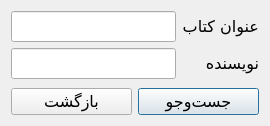
This is UserSearchDialog.ui in Dandelion07/Library as Qt 5 draws it before an edit. The edited form follows.
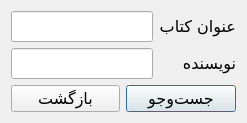
This is the edited form.

Diff of the .ui file:
```diff
--- a/UserSearchDialog.ui
+++ b/UserSearchDialog.ui
@@ -6,28 +6,10 @@
    <rect>
     <x>0</x>
     <y>0</y>
-    <width>270</width>
-    <height>126</height>
+    <width>308</width>
+    <height>148</height>
    </rect>
   </property>
-  <property name="sizePolicy">
-   <sizepolicy hsizetype="Fixed" vsizetype="Fixed">
-    <horstretch>0</horstretch>
-    <verstretch>0</verstretch>
-   </sizepolicy>
-  </property>
-  <property name="minimumSize">
-   <size>
-    <width>270</width>
-    <height>126</height>
-   </size>
-  </property>
-  <property name="maximumSize">
-   <size>
-    <width>270</width>
-    <height>126</height>
-   </size>
-  </property>
   <property name="font">
    <font>
     <family>B Nazanin</family>
@@ -44,8 +26,14 @@
    <locale language="Persian" country="Iran"/>
   </property>
   <layout class="QVBoxLayout" name="verticalLayout">
+   <property name="sizeConstraint">
+    <enum>QLayout::SetFixedSize</enum>
+   </property>
    <item>
     <layout class="QFormLayout" name="flay_inputs">
+     <property name="sizeConstraint">
+      <enum>QLayout::SetMinAndMaxSize</enum>
+     </property>
      <item row="0" column="0">
       <widget class="QLabel" name="lbl_title">
        <property name="text">
```
